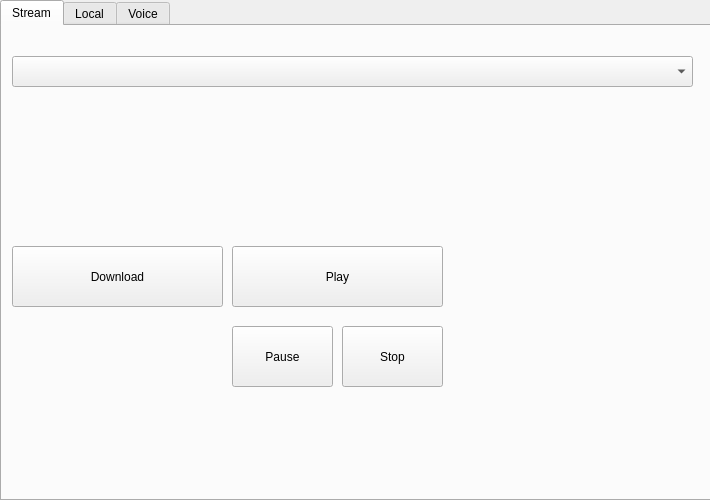
Qt form client.ui (CanOSpam/CommAudio) before a commit.
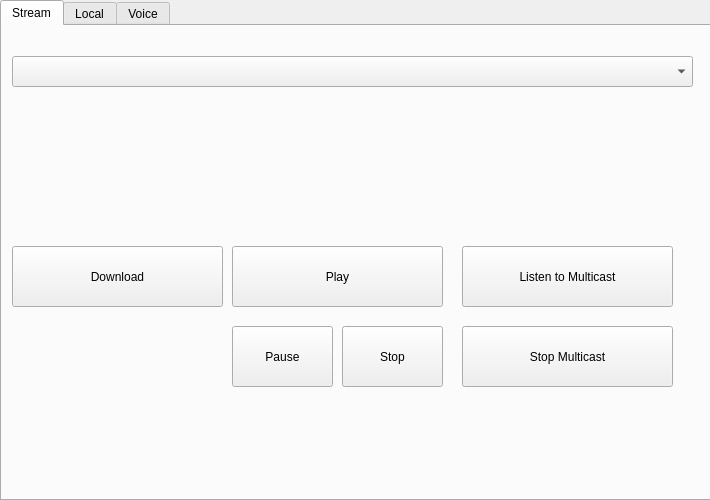
The same form after that commit.

What changed in the file:
```diff
--- a/client.ui
+++ b/client.ui
@@ -91,6 +91,32 @@
       <string>Download</string>
      </property>
     </widget>
+    <widget class="QPushButton" name="listenButton">
+     <property name="geometry">
+      <rect>
+       <x>460</x>
+       <y>220</y>
+       <width>211</width>
+       <height>61</height>
+      </rect>
+     </property>
+     <property name="text">
+      <string>Listen to Multicast</string>
+     </property>
+    </widget>
+    <widget class="QPushButton" name="stopListenButton">
+     <property name="geometry">
+      <rect>
+       <x>460</x>
+       <y>300</y>
+       <width>211</width>
+       <height>61</height>
+      </rect>
+     </property>
+     <property name="text">
+      <string>Stop Multicast</string>
+     </property>
+    </widget>
    </widget>
    <widget class="QWidget" name="Local">
     <attribute name="title">
```
